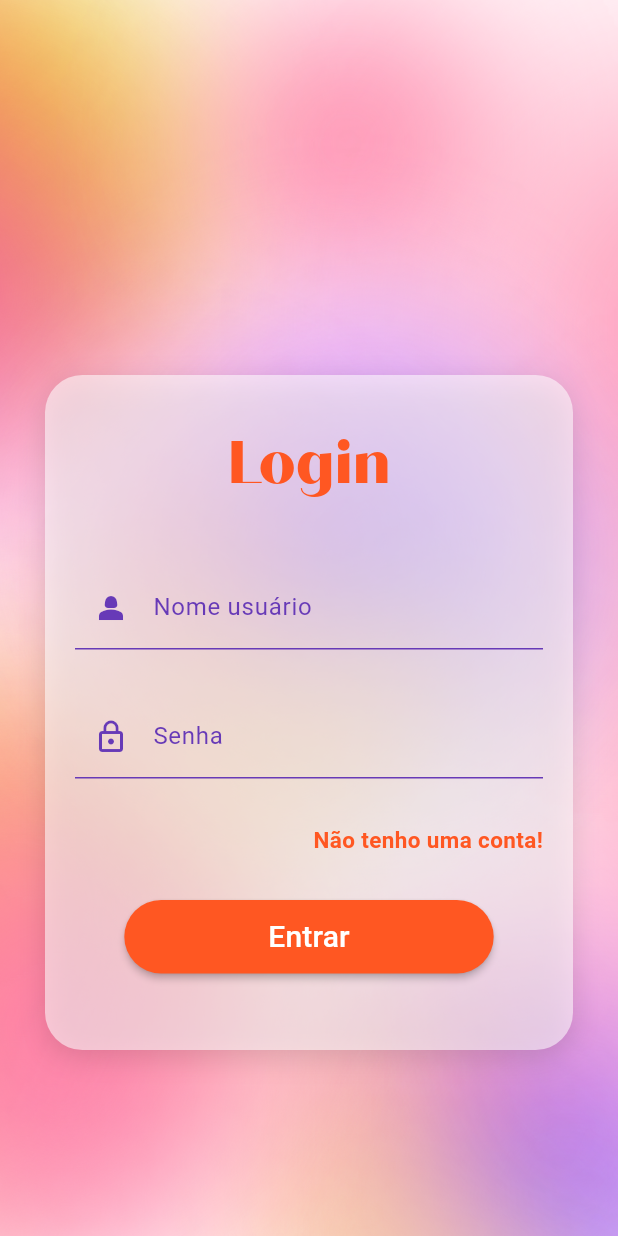
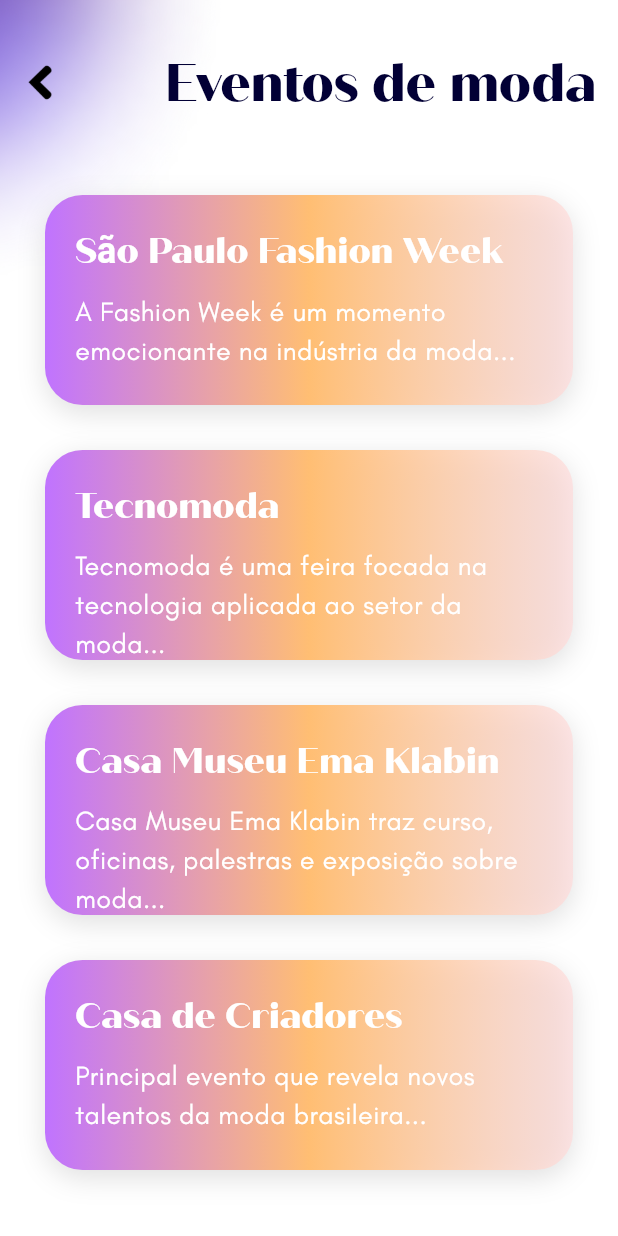
Before and after one commit to rebekaamorim/SPfashion, a Flutter app: the screen it shows after launch, after a tap on "Entrar", on a phone screen of 412 x 824 dp. Run offline on Flutter 3.47's test engine with Material 3 defaults, Android fonts, the phone set to English and light mode, and no system bars; missing offline and left inert: dart:html.

Commit message:
finalizado o sobre o evento

```diff
--- a/lib/cadastro.dart
+++ /dev/null
@@ -1,128 +0,0 @@
-import 'package:flutter/material.dart';
-import 'package:aplicacao_spfashion/widgets/input_decoration.dart';
-
-class  Cadastro extends StatelessWidget {
-  @override
-  Widget build(BuildContext context) {
-    return MaterialApp(
-       debugShowCheckedModeBanner: false,
-      home: Scaffold(
-        //fundo da tela login
-        body: Container(
-          height: double.infinity,
-          //adicionando fundo
-          decoration: const BoxDecoration(
-            image:DecorationImage(
-              image: AssetImage('assets/imgs/fungo_colorido.png'),
-              fit:BoxFit.cover,
-          )
-          ),
-
-          //Stack : colocar widget em cima do outro
-          child: Stack(
-            //nessa children é chamado os métodos dos widgets
-            children: [
-              loginform(context)
-            ],
-          )
-        ),
-      ),
-    );
-  }
-
-
-  SingleChildScrollView loginform(BuildContext context) {
-    return SingleChildScrollView(
-      child:Column(
-              children: [
-                //SizedBox: altura que o widget fica
-                //const em tudo que for construtor
-                const SizedBox( height: 250),
-                Container(
-                  padding: const EdgeInsets.all(20),
-                  //centraliza no meio o container
-                  margin: const EdgeInsets.symmetric(horizontal: 30),
-                  width:double.infinity,
-                  height: 450,
-                  decoration: BoxDecoration(
-                    color:Color.fromARGB(143, 255, 255, 255),
-                    borderRadius: BorderRadius.circular(25),
-                    boxShadow: const [
-                      BoxShadow(
-                        color:Colors.black12,
-                        blurRadius: 15,
-                        offset:Offset(0,5),
-                      )
-                    ] ),
-                // aqui tem o conteúdo dentro do container de fundo
-                child: Column(
-                  children: [
-                    //posição de cada entrada de texto
-                    const SizedBox(height:10,),
-                    //titulo login
-                    const Text('Cadastro',
-                          style: TextStyle(
-                            fontFamily: 'Chloe',
-                            fontSize: 40,
-                            color: Colors.deepOrange
-                          ),
-                    ),
-                    const SizedBox(height:40),
-                    //container que tem todas as informações e botão
-                    Container(
-                      child: Form(child: Column(
-                        children: [
-                          //aqui são os texts que vão receber dados
-                          TextFormField(
-                            autocorrect: false,
-                            //aqui é chamado a classe InputDecorations, utilizando seu método para receber os valores e tornar o código mais limpo
-                            //A classe InputDecorations está presente no endereço 'lib/widgets/inputdecoration.dart'
-                            decoration: InputDecorations.inputDecoration(hinttext: 'user123', labeltext: 'Nome usuário', icone: const Icon(Icons.person_2_sharp, color: Colors.deepPurple,), )
-                          ),
-                          const SizedBox(height:30),
-                          TextFormField(
-                            autocorrect: false,
-                            obscureText: true,
-                            decoration: InputDecorations.inputDecoration(hinttext: '********', labeltext: 'Senha', icone:const Icon(Icons.lock_outline, color: Colors.deepPurple))),
-                          const SizedBox(height:30),
-                          //nao tenho conta, Row alinha ela para o fim (esquerda) do container
-                          const Row(
-                            mainAxisAlignment: MainAxisAlignment.end,
-                            children: [Text('Não tenho uma conta!',
-                            style: TextStyle(
-                              color: Colors.deepOrange,
-                              fontSize: 15,
-                              fontWeight: FontWeight.bold),),],),
-
-                          const SizedBox(height:30),
-                          MaterialButton(
-                            shape: RoundedRectangleBorder(borderRadius: BorderRadius.circular(30)),
-                            //quando o botão tiver desabilitado(caso não for preenchida aas informações)
-                            disabledColor: Colors.grey,
-                            //quando tiver habilitado
-                            color:Colors.deepOrange,
-                            //Estilizando o nome do botão, por isso colocar o container
-                            child: Container(
-                              padding: const EdgeInsets.symmetric(
-                                horizontal: 80,
-                                vertical: 10),
-                              child: const Text(
-                                'Entrar',
-                                style: TextStyle(
-                                  color: Colors.white,
-                                   fontSize: 20,))),
-                            onPressed: () {} ,
-
-
-                          )
-                        ],
-                      ),),
-                    )
-
-                    ],
-                  ),),
-
-              ],
-    ),);
-  }
-}
--- /dev/null
+++ b/lib/eventos.dart
@@ -0,0 +1,230 @@
+import 'dart:html';
+
+
+import 'package:flutter/material.dart';
+
+
+void eventos() => runApp(Eventos());
+
+class Eventos extends StatelessWidget {
+  const Eventos({Key? key}) : super(key: key); // Correção: Adicionado o parâmetro 'key' e seu uso corretamente
+
+  @override
+  Widget build(BuildContext context) {
+    return Scaffold(
+      body: Container(
+        decoration: const BoxDecoration(
+          image: DecorationImage(
+            image: AssetImage('assets/imgs/fundo_sobreoevento.png'),
+            fit: BoxFit.cover,
+          ),
+        ),
+      child:Stack(children:[Center(
+        child: Column(
+          children: [
+
+            const SizedBox(height: 30),
+            Row( children: [
+              SizedBox(width: 15,),
+              MouseRegion(
+                cursor: SystemMouseCursors.click,
+                child: GestureDetector( onTap: () {
+                  // Voltar para a tela anterior
+                  Navigator.pop(context);
+                },
+                child: Row(
+                  mainAxisSize: MainAxisSize.min,
+                  children: [
+                    Image.asset('assets/imgs/seta.png', width: 25, height: 25, fit: BoxFit.cover,),
+                    const SizedBox(width: 20),
+                  ],
+                ),)
+
+              ),
+            SizedBox(width: 50,),
+            const Text(
+              'Eventos de moda',
+              style: TextStyle(
+                fontFamily: 'Chloe',
+                fontSize: 35,
+                color: Color.fromARGB(255, 2, 0, 53),
+              ),
+            ),
+            ],),
+
+            const SizedBox(height: 50), // Correção: Removido vírgula extra
+            Container(
+              padding: const EdgeInsets.all(20),
+              margin: const EdgeInsets.symmetric(horizontal: 30),
+              width: double.infinity,
+              height: 140,
+              decoration: BoxDecoration(
+                gradient: LinearGradient(colors: [Color.fromARGB(255, 192, 115, 255),Color.fromARGB(255, 255, 190, 115), Color.fromARGB(172, 255, 218, 218)]),
+                borderRadius: BorderRadius.circular(25),
+                boxShadow: const [
+                  BoxShadow(
+                    color: Colors.black12,
+                    blurRadius: 15,
+                    offset: Offset(0, 5),
+                  )
+                ],
+              ),
+               child: const Column(
+                crossAxisAlignment: CrossAxisAlignment.start,
+                children: [
+                  Text(
+                    'São Paulo Fashion Week',
+                    style: TextStyle(
+                      fontFamily: 'Chloe',
+                      fontSize: 24,
+                      color: Colors.white,
+                      fontWeight: FontWeight.bold,
+                    ),
+                  ),
+                  SizedBox(height: 10),
+                  Text(
+                    'A Fashion Week é um momento emocionante na indústria da moda...',
+                    style: TextStyle(
+                      fontFamily: 'Glacial',
+                      fontSize: 18,
+                      color: Colors.white,
+                    ),
+                  ),
+                ],
+              ),
+
+            ),
+            const SizedBox(height: 30,),
+            Container(
+              padding: const EdgeInsets.all(20),
+              margin: const EdgeInsets.symmetric(horizontal: 30),
+              width: double.infinity,
+              height: 140,
+              decoration: BoxDecoration(
+                gradient: LinearGradient(colors:  [Color.fromARGB(255, 192, 115, 255), Color.fromARGB(255, 255, 190, 115), Color.fromARGB(172, 255, 218, 218)]),
+                borderRadius: BorderRadius.circular(25),
+                boxShadow: const [
+                  BoxShadow(
+                    color: Colors.black12,
+                    blurRadius: 15,
+                    offset: Offset(0, 5),
+                  )
+                ],
+              ),
+               child: const Column(
+                crossAxisAlignment: CrossAxisAlignment.start,
+                children: [
+                  Text(
+                    'Tecnomoda',
+                    style: TextStyle(
+                      fontFamily: 'Chloe',
+                      fontSize: 24,
+                      color: Colors.white,
+                      fontWeight: FontWeight.bold,
+                    ),
+                  ),
+                  SizedBox(height: 10),
+                  Text(
+                    'Tecnomoda é uma feira focada na tecnologia aplicada ao setor da moda...',
+                    style: TextStyle(
+                      fontFamily: 'Glacial',
+                      fontSize: 18,
+                      color: Colors.white,
+                    ),
+                  ),
+                ],
+              ),
+
+            ),
+            const SizedBox(height: 30,),
+            Container(
+              padding: const EdgeInsets.all(20),
+              margin: const EdgeInsets.symmetric(horizontal: 30),
+              width: double.infinity,
+              height: 140,
+              decoration: BoxDecoration(
+                gradient: LinearGradient(colors:  [Color.fromARGB(255, 192, 115, 255), Color.fromARGB(255, 255, 190, 115), Color.fromARGB(172, 255, 218, 218)]),
+                borderRadius: BorderRadius.circular(25),
+                boxShadow: const [
+                  BoxShadow(
+                    color: Colors.black12,
+                    blurRadius: 15,
+                    offset: Offset(0, 5),
+                  )
+                ],
+              ),
+               child: const Column(
+                crossAxisAlignment: CrossAxisAlignment.start,
+                children: [
+                  Text(
+                    'Casa Museu Ema Klabin',
+                    style: TextStyle(
+                      fontFamily: 'Chloe',
+                      fontSize: 24,
+                      color: Colors.white,
+                      fontWeight: FontWeight.bold,
+                    ),
+                  ),
+                  SizedBox(height: 10),
+                  Text(
+                    'Casa Museu Ema Klabin traz curso, oficinas, palestras e exposição sobre moda...',
+                    style: TextStyle(
+                      fontFamily: 'Glacial',
+                      fontSize: 18,
+                      color: Colors.white,
+                    ),
+                  ),
+                ],
+              ),
+
+            ),
+             const SizedBox(height: 30,),
+            Container(
+              padding: const EdgeInsets.all(20),
+              margin: const EdgeInsets.symmetric(horizontal: 30),
+              width: double.infinity,
+              height: 140,
+              decoration: BoxDecoration(
+                gradient: LinearGradient(colors:  [Color.fromARGB(255, 192, 115, 255), Color.fromARGB(255, 255, 190, 115), Color.fromARGB(172, 255, 218, 218)]),
+                borderRadius: BorderRadius.circular(25),
+                boxShadow: const [
+                  BoxShadow(
+                    color: Colors.black12,
+                    blurRadius: 15,
+                    offset: Offset(0, 5),
+                  )
+                ],
+              ),
+               child: const Column(
+                crossAxisAlignment: CrossAxisAlignment.start,
+                children: [
+                  Text(
+                    'Casa de Criadores',
+                    style: TextStyle(
+                      fontFamily: 'Chloe',
+                      fontSize: 24,
+                      color: Color.fromARGB(255, 255, 255, 255),
+                      fontWeight: FontWeight.bold,
+                    ),
+                  ),
+                  SizedBox(height: 10),
+                  Text(
+                    'Principal evento que revela novos talentos da moda brasileira...',
+                    style: TextStyle(
+                      fontFamily: 'Glacial',
+                      fontSize: 18,
+                      color: Colors.white,
+                    ),
+                  ),
+                ],
+              ),
+
+            ),
+          ],
+        ),),]),
+
+
+      ),
+    );
+  }
+}
--- a/lib/main.dart
+++ b/lib/main.dart
@@ -1,13 +1,9 @@
 import 'dart:ui';
 
+import 'package:aplicacao_spfashion/eventos.dart';
 import 'package:aplicacao_spfashion/widgets/input_decoration.dart';
-import 'package:flutter/cupertino.dart';
 import 'package:flutter/material.dart';
-import 'package:flutter/painting.dart';
-import 'package:flutter/rendering.dart';
-import 'package:flutter/semantics.dart';
-import 'package:flutter/services.dart';
-import 'package:flutter/widgets.dart';
+
 
 void main() => runApp(MyApp());
 
@@ -16,122 +12,121 @@ class MyApp extends StatelessWidget {
   Widget build(BuildContext context) {
     return MaterialApp(
        debugShowCheckedModeBanner: false,
-      home: Scaffold(
-        //fundo da tela login
+      home: Login()
+    );
+  }
+}
+
+class Login extends StatelessWidget {
+  @override
+  Widget build(BuildContext context) {
+    return Scaffold(
       body: Container(
-          height: double.infinity,
-          //adicionando fundo
         decoration: const BoxDecoration(
-            image:DecorationImage(
+          image: DecorationImage(
             image: AssetImage('assets/imgs/fungo_colorido.png'),
-              fit:BoxFit.cover,
+            fit: BoxFit.cover,
+          ),
+        ),
+        child: Column(
+          children: [
+            const SizedBox(height: 250),
+            Expanded(
+              child: SingleChildScrollView(
+                child: Container(
+                  padding: const EdgeInsets.all(20),
+                  margin: const EdgeInsets.symmetric(horizontal: 30),
+                  decoration: BoxDecoration(
+                    color: Color.fromARGB(143, 255, 255, 255),
+                    borderRadius: BorderRadius.circular(25),
+                    boxShadow: const [
+                      BoxShadow(
+                        color: Colors.black12,
+                        blurRadius: 15,
+                        offset: Offset(0, 5),
                       )
+                    ],
                   ),
-
-          //Stack : colocar widget em cima do outro
-          child: Stack(
-            //nessa children é chamado os métodos dos widgets
+                  child: Column(
                     children: [
-              loginform(context)
+                      const SizedBox(height: 10),
+                      const Text(
+                        'Login',
+                        style: TextStyle(
+                          fontFamily: 'Chloe',
+                          fontSize: 40,
+                          color: Colors.deepOrange,
+                        ),
+                      ),
+                      const SizedBox(height: 40),
+                      Container(
+                        child: Form(
+                          child: Column(
+                            children: [
+                              TextFormField(
+                                autocorrect: false,
+                                decoration: InputDecorations.inputDecoration(
+                                  hinttext: 'user123',
+                                  labeltext: 'Nome usuário',
+                                  icone: const Icon(Icons.person_2_sharp, color: Colors.deepPurple),
+                                ),
+                              ),
+                              const SizedBox(height: 30),
+                              TextFormField(
+                                autocorrect: false,
+                                obscureText: true,
+                                decoration: InputDecorations.inputDecoration(
+                                  hinttext: '********',
+                                  labeltext: 'Senha',
+                                  icone: const Icon(Icons.lock_outline, color: Colors.deepPurple),
+                                ),
+                              ),
+                              const SizedBox(height: 30),
+                              const Row(
+                                mainAxisAlignment: MainAxisAlignment.end,
+                                children: [
+                                  Text(
+                                    'Não tenho uma conta!',
+                                    style: TextStyle(
+                                      color: Colors.deepOrange,
+                                      fontSize: 15,
+                                      fontWeight: FontWeight.bold,
+                                    ),
+                                  ),
                                 ],
+                              ),
+                              const SizedBox(height: 30),
+                              MaterialButton(
+                                shape: RoundedRectangleBorder(borderRadius: BorderRadius.circular(30)),
+                                disabledColor: Colors.grey,
+                                color: Colors.deepOrange,
+                                child: Container(
+                                  padding: const EdgeInsets.symmetric(horizontal: 80, vertical: 10),
+                                  child: const Text(
+                                    'Entrar',
+                                    style: TextStyle(color: Colors.white, fontSize: 20),
+                                  ),
+                                ),
+                                onPressed: () {
+                                   Navigator.push(
+                    context,
+                    MaterialPageRoute(builder:
+                       (context) => const Eventos()),
+                         );
+                                },
                               )
+                            ],
+                          ),
+                        ),
+                      )
+                    ],
+                  ),
+                ),
+              ),
+            ),
+          ],
         ),
       ),
     );
   }
-
-  SingleChildScrollView loginform(BuildContext context) {
-    return SingleChildScrollView(
-      child:Column(
-              children: [
-                //SizedBox: altura que o widget fica
-                //const em tudo que for construtor
-                const SizedBox( height: 250),
-                Container(
-                  padding: const EdgeInsets.all(20),
-                  //centraliza no meio o container
-                  margin: const EdgeInsets.symmetric(horizontal: 30),
-                  width:double.infinity,
-                  height: 450,
-                  decoration: BoxDecoration(
-                    color:Color.fromARGB(143, 255, 255, 255),
-                    borderRadius: BorderRadius.circular(25),
-                    boxShadow: const [
-                      BoxShadow(
-                        color:Colors.black12,
-                        blurRadius: 15,
-                        offset:Offset(0,5),
-                      )
-                    ] ),
-                // aqui tem o conteúdo dentro do container de fundo
-                child: Column(
-                  children: [
-                    //posição de cada entrada de texto
-                    const SizedBox(height:10,),
-                    //titulo login
-                    const Text('Login',
-                          style: TextStyle(
-                            fontFamily: 'Chloe',
-                            fontSize: 40,
-                            color: Colors.deepOrange
-                          ),
-                    ),
-                    const SizedBox(height:40),
-                    //container que tem todas as informações e botão
-                    Container(
-                      child: Form(child: Column(
-                        children: [
-                          //aqui são os texts que vão receber dados
-                          TextFormField(
-                            autocorrect: false,
-                            //aqui é chamado a classe InputDecorations, utilizando seu método para receber os valores e tornar o código mais limpo
-                            //A classe InputDecorations está presente no endereço 'lib/widgets/inputdecoration.dart'
-                            decoration: InputDecorations.inputDecoration(hinttext: 'user123', labeltext: 'Nome usuário', icone: const Icon(Icons.person_2_sharp, color: Colors.deepPurple,), )
-                          ),
-                          const SizedBox(height:30),
-                          TextFormField(
-                            autocorrect: false,
-                            obscureText: true,
-                            decoration: InputDecorations.inputDecoration(hinttext: '********', labeltext: 'Senha', icone:const Icon(Icons.lock_outline, color: Colors.deepPurple))),
-                          const SizedBox(height:30),
-                          //nao tenho conta, Row alinha ela para o fim (esquerda) do container
-                          const Row(
-                            mainAxisAlignment: MainAxisAlignment.end,
-                            children: [Text('Não tenho uma conta!',
-                            style: TextStyle(
-                              color: Colors.deepOrange,
-                              fontSize: 15,
-                              fontWeight: FontWeight.bold),),],),
-
-                          const SizedBox(height:30),
-                          MaterialButton(
-                            shape: RoundedRectangleBorder(borderRadius: BorderRadius.circular(30)),
-                            //quando o botão tiver desabilitado(caso não for preenchida aas informações)
-                            disabledColor: Colors.grey,
-                            //quando tiver habilitado
-                            color:Colors.deepOrange,
-                            //Estilizando o nome do botão, por isso colocar o container
-                            child: Container(
-                              padding: const EdgeInsets.symmetric(
-                                horizontal: 80,
-                                vertical: 10),
-                              child: const Text(
-                                'Entrar',
-                                style: TextStyle(
-                                  color: Colors.white,
-                                   fontSize: 20,))),
-                            onPressed: () {} ,
-
-
-                          )
-                        ],
-                      ),),
-                    )
-
-                    ],
-                  ),),
-
-              ],
-    ),);
 }
-}
```
Also changed, not shown: pubspec.yaml (+7 -0 lines), assets/fonts/glacial.otf (added), assets/imgs/estrelinha.png (added), assets/imgs/fundo_sobreoevento.png (added), assets/imgs/seta.png (added). Lines whose indentation alone changed are shown as unchanged.
